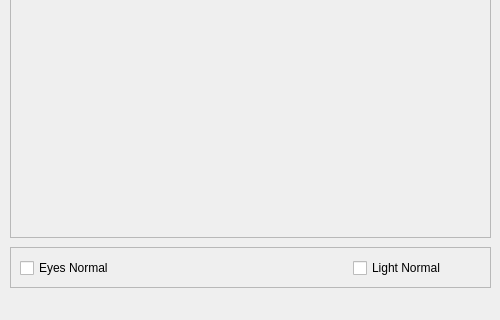
Before: the Qt Designer form samples/normalset/mainwindow.ui in njrizzo/tucano, drawn with Qt 5; both pictures show x 0 to 500 and y 190 to 510 of the 500 by 510 pixel window.
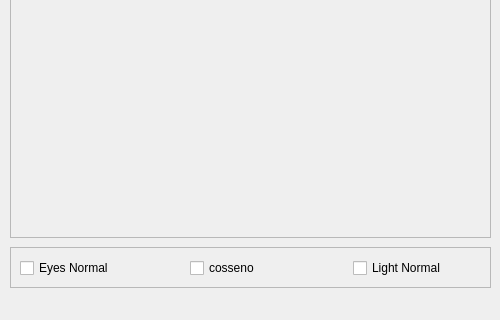
After: the same form once the commit is applied.

```diff
--- a/samples/normalset/mainwindow.ui
+++ b/samples/normalset/mainwindow.ui
@@ -71,6 +71,19 @@
       <string>Light Normal</string>
      </property>
     </widget>
+    <widget class="QCheckBox" name="checkBox_3">
+     <property name="geometry">
+      <rect>
+       <x>180</x>
+       <y>10</y>
+       <width>94</width>
+       <height>22</height>
+      </rect>
+     </property>
+     <property name="text">
+      <string>cosseno</string>
+     </property>
+    </widget>
    </widget>
   </widget>
   <widget class="QMenuBar" name="menuBar">
```
